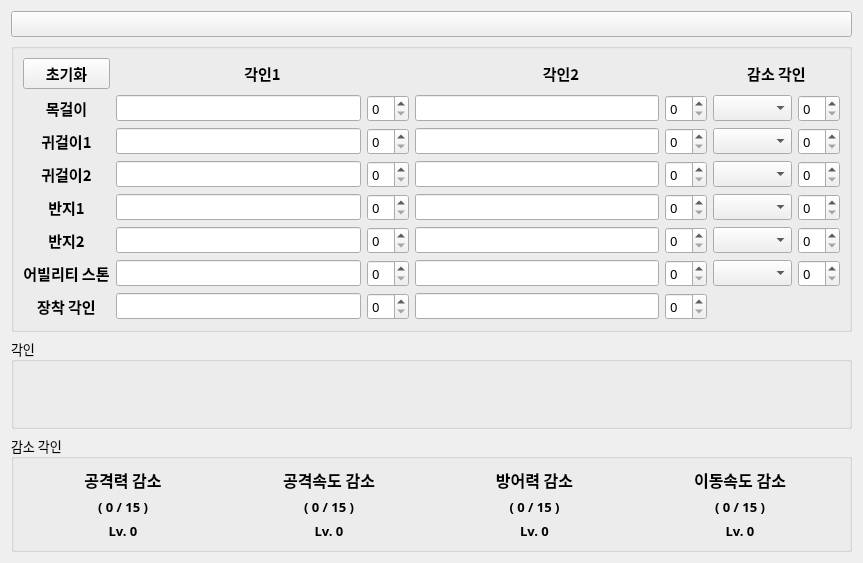
Above: EngraveSimulator/engravesimulator.ui from Wseop/Qt_LoaTools before the change. Below: the same form after it.
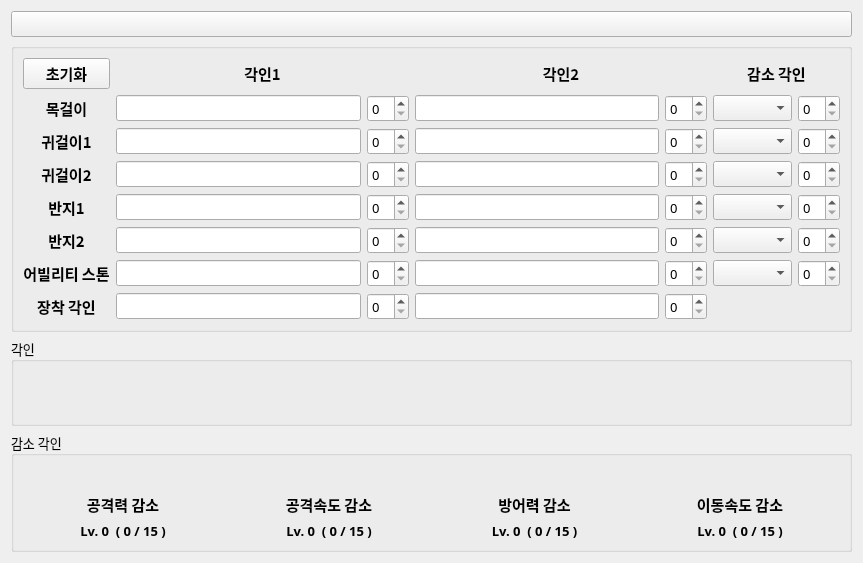
That is the form after the change.

```diff
--- a/EngraveSimulator/engravesimulator.ui
+++ b/EngraveSimulator/engravesimulator.ui
@@ -785,12 +785,29 @@
      <layout class="QHBoxLayout" name="horizontalLayout_22">
       <item>
        <layout class="QVBoxLayout" name="verticalLayout_2">
+        <item>
+         <widget class="QLabel" name="lbPixAtt">
+          <property name="font">
+           <font>
+            <family>나눔스퀘어 네오 Bold</family>
+            <pointsize>12</pointsize>
+            <bold>true</bold>
+           </font>
+          </property>
+          <property name="text">
+           <string/>
+          </property>
+          <property name="alignment">
+           <set>Qt::AlignCenter</set>
+          </property>
+         </widget>
+        </item>
         <item>
          <widget class="QLabel" name="lbNameAtt">
           <property name="font">
            <font>
             <family>나눔스퀘어 네오 Bold</family>
-            <pointsize>12</pointsize>
+            <pointsize>11</pointsize>
             <bold>true</bold>
            </font>
           </property>
@@ -802,23 +819,6 @@
           </property>
          </widget>
         </item>
-        <item>
-         <widget class="QLabel" name="lbValueAtt">
-          <property name="font">
-           <font>
-            <family>나눔스퀘어 네오 Bold</family>
-            <pointsize>10</pointsize>
-            <bold>true</bold>
-           </font>
-          </property>
-          <property name="text">
-           <string>( 0 / 15 )</string>
-          </property>
-          <property name="alignment">
-           <set>Qt::AlignCenter</set>
-          </property>
-         </widget>
-        </item>
         <item>
          <widget class="QLabel" name="lbLvAtt">
           <property name="font">
@@ -829,7 +829,7 @@
            </font>
           </property>
           <property name="text">
-           <string>Lv. 0</string>
+           <string>Lv. 0  ( 0 / 15 )</string>
           </property>
           <property name="alignment">
            <set>Qt::AlignCenter</set>
@@ -840,12 +840,29 @@
       </item>
       <item>
        <layout class="QVBoxLayout" name="verticalLayout_3">
+        <item>
+         <widget class="QLabel" name="lbPixAttSpd">
+          <property name="font">
+           <font>
+            <family>나눔스퀘어 네오 Bold</family>
+            <pointsize>12</pointsize>
+            <bold>true</bold>
+           </font>
+          </property>
+          <property name="text">
+           <string/>
+          </property>
+          <property name="alignment">
+           <set>Qt::AlignCenter</set>
+          </property>
+         </widget>
+        </item>
         <item>
          <widget class="QLabel" name="lbNameAttSpd">
           <property name="font">
            <font>
             <family>나눔스퀘어 네오 Bold</family>
-            <pointsize>12</pointsize>
+            <pointsize>11</pointsize>
             <bold>true</bold>
            </font>
           </property>
@@ -857,23 +874,6 @@
           </property>
          </widget>
         </item>
-        <item>
-         <widget class="QLabel" name="lbValueAttSpd">
-          <property name="font">
-           <font>
-            <family>나눔스퀘어 네오 Bold</family>
-            <pointsize>10</pointsize>
-            <bold>true</bold>
-           </font>
-          </property>
-          <property name="text">
-           <string>( 0 / 15 )</string>
-          </property>
-          <property name="alignment">
-           <set>Qt::AlignCenter</set>
-          </property>
-         </widget>
-        </item>
         <item>
          <widget class="QLabel" name="lbLvAttSpd">
           <property name="font">
@@ -884,7 +884,7 @@
            </font>
           </property>
           <property name="text">
-           <string>Lv. 0</string>
+           <string>Lv. 0  ( 0 / 15 )</string>
           </property>
           <property name="alignment">
            <set>Qt::AlignCenter</set>
@@ -895,12 +895,29 @@
       </item>
       <item>
        <layout class="QVBoxLayout" name="verticalLayout_4">
+        <item>
+         <widget class="QLabel" name="lbPixDef">
+          <property name="font">
+           <font>
+            <family>나눔스퀘어 네오 Bold</family>
+            <pointsize>12</pointsize>
+            <bold>true</bold>
+           </font>
+          </property>
+          <property name="text">
+           <string/>
+          </property>
+          <property name="alignment">
+           <set>Qt::AlignCenter</set>
+          </property>
+         </widget>
+        </item>
         <item>
          <widget class="QLabel" name="lbNameDef">
           <property name="font">
            <font>
             <family>나눔스퀘어 네오 Bold</family>
-            <pointsize>12</pointsize>
+            <pointsize>11</pointsize>
             <bold>true</bold>
            </font>
           </property>
@@ -912,23 +929,6 @@
           </property>
          </widget>
         </item>
-        <item>
-         <widget class="QLabel" name="lbValueDef">
-          <property name="font">
-           <font>
-            <family>나눔스퀘어 네오 Bold</family>
-            <pointsize>10</pointsize>
-            <bold>true</bold>
-           </font>
-          </property>
-          <property name="text">
-           <string>( 0 / 15 )</string>
-          </property>
-          <property name="alignment">
-           <set>Qt::AlignCenter</set>
-          </property>
-         </widget>
-        </item>
         <item>
          <widget class="QLabel" name="lbLvDef">
           <property name="font">
@@ -939,7 +939,7 @@
            </font>
           </property>
           <property name="text">
-           <string>Lv. 0</string>
+           <string>Lv. 0  ( 0 / 15 )</string>
           </property>
           <property name="alignment">
            <set>Qt::AlignCenter</set>
@@ -950,12 +950,29 @@
       </item>
       <item>
        <layout class="QVBoxLayout" name="verticalLayout_5">
+        <item>
+         <widget class="QLabel" name="lbPixSpd">
+          <property name="font">
+           <font>
+            <family>나눔스퀘어 네오 Bold</family>
+            <pointsize>12</pointsize>
+            <bold>true</bold>
+           </font>
+          </property>
+          <property name="text">
+           <string/>
+          </property>
+          <property name="alignment">
+           <set>Qt::AlignCenter</set>
+          </property>
+         </widget>
+        </item>
         <item>
          <widget class="QLabel" name="lbNameSpd">
           <property name="font">
            <font>
             <family>나눔스퀘어 네오 Bold</family>
-            <pointsize>12</pointsize>
+            <pointsize>11</pointsize>
             <bold>true</bold>
            </font>
           </property>
@@ -967,23 +984,6 @@
           </property>
          </widget>
         </item>
-        <item>
-         <widget class="QLabel" name="lbValueSpd">
-          <property name="font">
-           <font>
-            <family>나눔스퀘어 네오 Bold</family>
-            <pointsize>10</pointsize>
-            <bold>true</bold>
-           </font>
-          </property>
-          <property name="text">
-           <string>( 0 / 15 )</string>
-          </property>
-          <property name="alignment">
-           <set>Qt::AlignCenter</set>
-          </property>
-         </widget>
-        </item>
         <item>
          <widget class="QLabel" name="lbLvSpd">
           <property name="font">
@@ -994,7 +994,7 @@
            </font>
           </property>
           <property name="text">
-           <string>Lv. 0</string>
+           <string>Lv. 0  ( 0 / 15 )</string>
           </property>
           <property name="alignment">
            <set>Qt::AlignCenter</set>
```
